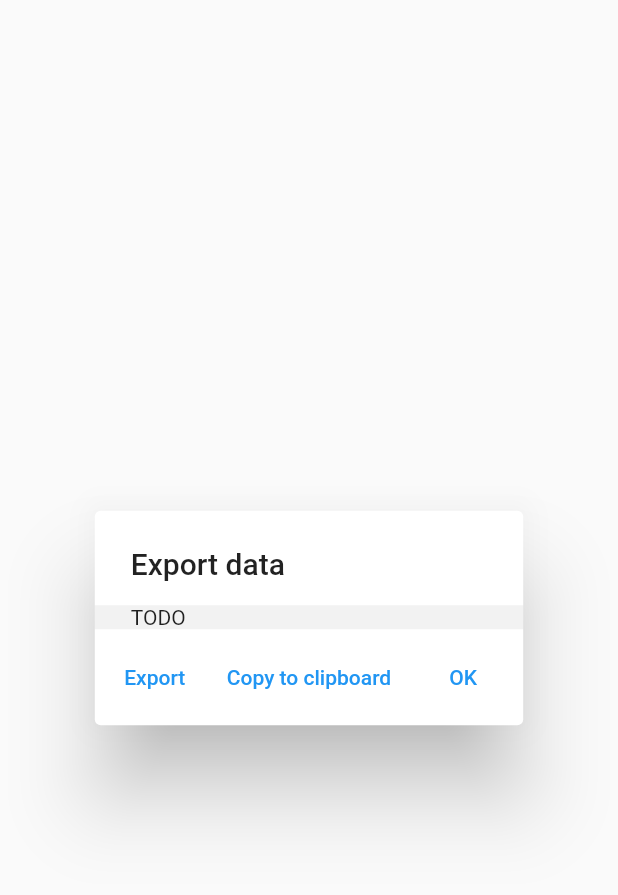
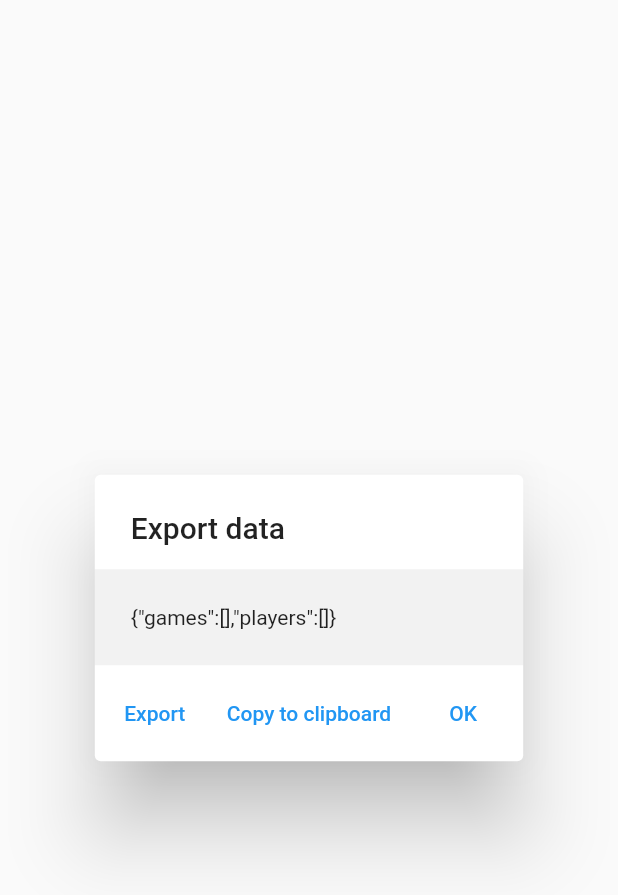
Before and after one commit to wietsebuseyne/CatanMaster, a Flutter app: the ExportDataDialog widget shown alone on an empty page, opened directly, on a phone screen of 412 x 824 dp. Shown: the top 895 px of the screen. Run offline on Flutter 3.47's test engine with Material 2 defaults, Android fonts, the phone set to English and light mode, and no system bars; our stand-ins replace bloc, dartz, datetime_picker_formfield, equatable, flutter_bloc, fluttertoast and 3 more; missing offline and left inert: flutter_polygon; accounts and stored records are empty.

Commit message:
export data dialog

```diff
--- a/lib/feature/export_import/data/export_json_dto.dart
+++ b/lib/feature/export_import/data/export_json_dto.dart
@@ -5,16 +5,15 @@ import 'package:json_annotation/json_annotation.dart';
 part 'export_json_dto.g.dart';
 
 @JsonSerializable(explicitToJson: true)
-class ExportJsonDto {
-
-  int? version;
+class ExportJsonDtoV1 {
+  int get version => 1;
 
   List<GameDto>? games;
   List<PlayerDto>? players;
 
-  ExportJsonDto({this.version, this.games, this.players});
+  ExportJsonDtoV1({this.games, this.players});
 
-  factory ExportJsonDto.fromJson(Map<String, dynamic> json) => _$ExportJsonDtoFromJson(json);
+  factory ExportJsonDtoV1.fromJson(Map<String, dynamic> json) => _$ExportJsonDtoV1FromJson(json);
 
-  Map<String, dynamic> toJson() => _$ExportJsonDtoToJson(this);
+  Map<String, dynamic> toJson() => _$ExportJsonDtoV1ToJson(this);
 }
--- /dev/null
+++ b/lib/feature/export_import/data/export_repository.dart
@@ -0,0 +1,26 @@
+import 'dart:async';
+import 'dart:convert';
+
+import 'package:catan_master/core/failures.dart';
+import 'package:catan_master/data/games/game_datasource.dart';
+import 'package:catan_master/data/players/player_datasource.dart';
+import 'package:catan_master/feature/export_import/data/export_json_dto.dart';
+import 'package:catan_master/feature/export_import/domain/export_repository.dart';
+import 'package:dartz/dartz.dart';
+
+class DefaultExportRepository extends ExportRepository {
+  final PlayerDatasource playerDatasource;
+  final GameDatasource gameDatasource;
+
+  DefaultExportRepository({required this.playerDatasource, required this.gameDatasource});
+
+  @override
+  Future<Either<Failure, String>> exportData() async {
+    final players = await playerDatasource.getPlayers();
+    final games = await gameDatasource.getGames();
+
+    final ExportJsonDtoV1 export = ExportJsonDtoV1(games: games, players: players);
+
+    return Right(jsonEncode(export.toJson()));
+  }
+}
--- a/lib/feature/export_import/domain/export_repository.dart
+++ b/lib/feature/export_import/domain/export_repository.dart
@@ -1,9 +1,8 @@
+import 'dart:async';
+
 import 'package:catan_master/core/failures.dart';
 import 'package:dartz/dartz.dart';
-import 'dart:async';
 
 abstract class ExportRepository {
-
   Future<Either<Failure, String>> exportData();
-
 }
--- a/lib/feature/export_import/presentation/bloc/export_bloc.dart
+++ b/lib/feature/export_import/presentation/bloc/export_bloc.dart
@@ -1,14 +1,22 @@
 import 'package:bloc/bloc.dart';
+import 'package:catan_master/core/core.dart';
+import 'package:catan_master/feature/export_import/domain/export_repository.dart';
 import 'package:equatable/equatable.dart';
 import 'package:flutter/services.dart';
 
 part 'export_event.dart';
-
 part 'export_state.dart';
 
-class ExportBloc extends Bloc<void, ExportState> {
-  ExportBloc() : super(const ExportLoading()) {
-    on<ExternalExportEvent>((event, emit) {});
+class ExportBloc extends Bloc<ExportEvent, ExportState> {
+  final ExportRepository repository;
+
+  ExportBloc({required this.repository}) : super(const ExportLoading()) {
+    on<_Init>((event, emit) async {
+      (await repository.exportData()).fold(
+        (failure) => emit(ExportError(failure: failure)),
+        (r) => emit(ExportDataLoaded(data: r)),
+      );
+    });
 
     on<CopyToClipboardExportEvent>((event, emit) {
       final s = state;
@@ -16,5 +24,7 @@ class ExportBloc extends Bloc<void, ExportState> {
         Clipboard.setData(ClipboardData(text: s.data));
       }
     });
+
+    add(const _Init());
   }
 }
--- a/lib/feature/export_import/presentation/bloc/export_event.dart
+++ b/lib/feature/export_import/presentation/bloc/export_event.dart
@@ -4,13 +4,12 @@ abstract class ExportEvent extends Equatable {
   const ExportEvent();
 }
 
-class ExternalExportEvent extends ExportEvent {
-  const ExternalExportEvent();
+class _Init extends ExportEvent {
+  const _Init();
 
   @override
   List<Object?> get props => [];
 }
-
 
 class CopyToClipboardExportEvent extends ExportEvent {
   const CopyToClipboardExportEvent();
--- a/lib/feature/export_import/presentation/bloc/export_state.dart
+++ b/lib/feature/export_import/presentation/bloc/export_state.dart
@@ -19,3 +19,12 @@ class ExportDataLoaded extends ExportState {
   @override
   List<Object> get props => [data];
 }
+
+class ExportError extends ExportState {
+  final Failure failure;
+
+  const ExportError({required this.failure});
+
+  @override
+  List<Object> get props => [failure];
+}
--- a/lib/feature/export_import/presentation/export_data_dialog.dart
+++ b/lib/feature/export_import/presentation/export_data_dialog.dart
@@ -1,14 +1,21 @@
 import 'dart:ui';
 
+import 'package:catan_master/data/games/game_datasource.dart';
+import 'package:catan_master/data/players/player_datasource.dart';
+import 'package:catan_master/feature/export_import/data/export_repository.dart';
+import 'package:catan_master/feature/export_import/domain/export_repository.dart';
 import 'package:catan_master/feature/export_import/presentation/bloc/export_bloc.dart';
 import 'package:flutter/material.dart';
 import 'package:flutter_bloc/flutter_bloc.dart';
+import 'package:share_plus/share_plus.dart';
 
 class ExportDataDialog extends StatelessWidget {
   const ExportDataDialog({Key? key}) : super(key: key);
 
   @override
   Widget build(BuildContext context) {
+    return ExportDataProviders(
+      child: Builder(builder: (context) {
         return AlertDialog(
           title: const Text('Export data'),
           contentPadding: const EdgeInsets.only(top: 16.0),
@@ -23,28 +30,62 @@ class ExportDataDialog extends StatelessWidget {
               isAlwaysShown: true,
               child: SingleChildScrollView(
                 child: Padding(
-              padding: const EdgeInsets.fromLTRB(24.0, 0.0, 24.0, 0.0),
-              child: Text('TODO'),
+                  padding: const EdgeInsets.all(24.0),
+                  child: BlocBuilder<ExportBloc, ExportState>(
+                    builder: (context, state) {
+                      if (state is ExportLoading) {
+                        return const Center(child: CircularProgressIndicator());
+                      } else if (state is ExportError) {
+                        return Text('Failure: ${state.failure.toString()}');
+                      } else if (state is ExportDataLoaded) {
+                        return Text(state.data);
+                      }
+                      throw StateError('unknown state $state');
+                    },
+                  ),
                 ),
               ),
             ),
           ),
           actions: [
-        TextButton(onPressed: () {}, child: Text('Export')),
-        TextButton(onPressed: () {}, child: Text('Copy to clipboard')),
-        TextButton(onPressed: () {}, child: Text('OK')),
+            BlocBuilder<ExportBloc, ExportState>(
+              builder: (context, state) {
+                return TextButton(
+                  onPressed: state is! ExportDataLoaded ? null : () => Share.share(state.data),
+                  child: const Text('Export'),
+                );
+              },
+            ),
+            TextButton(
+              onPressed: () => context.read<ExportBloc>().add(const CopyToClipboardExportEvent()),
+              child: const Text('Copy to clipboard'),
+            ),
+            TextButton(onPressed: () => Navigator.of(context).pop(), child: const Text('OK')),
           ],
+        );
+      }),
     );
   }
 }
 
 class ExportDataProviders extends StatelessWidget {
-  const ExportDataProviders({Key? key}) : super(key: key);
+  final Widget child;
+
+  const ExportDataProviders({Key? key, required this.child}) : super(key: key);
 
   @override
   Widget build(BuildContext context) {
-    return BlocProvider<ExportBloc>(
-      create: (BuildContext context) => ExportBloc(),
+    return RepositoryProvider<ExportRepository>(
+      create: (context) => DefaultExportRepository(
+        playerDatasource: context.read<PlayerDatasource>(),
+        gameDatasource: context.read<GameDatasource>(),
+      ),
+      child: Builder(
+        builder: (context) => BlocProvider<ExportBloc>(
+          create: (BuildContext context) => ExportBloc(repository: context.read<ExportRepository>()),
+          child: child,
+        ),
+      ),
     );
   }
 }
--- a/lib/presentation/core/catan_master_repository_provider.dart
+++ b/lib/presentation/core/catan_master_repository_provider.dart
@@ -1,7 +1,9 @@
+import 'package:catan_master/data/games/game_datasource.dart';
 import 'package:catan_master/data/games/game_dtos.dart';
 import 'package:catan_master/data/games/game_repository.dart';
 import 'package:catan_master/data/games/hive_game_datasource.dart';
 import 'package:catan_master/data/players/hive_player_datasource.dart';
+import 'package:catan_master/data/players/player_datasource.dart';
 import 'package:catan_master/data/players/player_dtos.dart';
 import 'package:catan_master/data/players/player_repository.dart';
 import 'package:catan_master/domain/games/game_repository.dart';
@@ -38,17 +40,21 @@ class CatanMasterLocalRepositoryProvider extends StatelessWidget {
           Box<GameDto> gameBox = data[1] as Box<GameDto>;
           return MultiProvider(
             providers: [
+              Provider<PlayerDatasource>(
+                create: (context) => HivePlayerDatasource(playerBox),
+              ),
+              Provider<GameDatasource>(
+                create: (context) => HiveGameDatasource(gameBox),
+              ),
               Provider<PlayerRepository>(
                 create: (BuildContext context) {
-                  return CachedPlayerRepository(
-                    HivePlayerDatasource(playerBox),
-                  );
+                  return CachedPlayerRepository(context.read<PlayerDatasource>());
                 },
               ),
               ProxyProvider<PlayerRepository, GameRepository>(
                 update: (context, playerRepo, gameRepo) {
                   return CachedGameRepository(
-                    gameDatasource: HiveGameDatasource(gameBox),
+                    gameDatasource: context.read<GameDatasource>(),
                     playerRepository: playerRepo,
                   );
                 },
--- a/pubspec.yaml
+++ b/pubspec.yaml
@@ -18,6 +18,7 @@ dependencies:
   json_annotation: ^4.3.0
   provider: ^6.0.1
   collection: ^1.15.0
+  share_plus: ^3.0.4
 
 dev_dependencies:
   build_runner:
```
Also changed, not shown: lib/feature/export_import/data/export_json_dto.g.dart (added), pubspec.lock, 2 other files. Lines whose indentation alone changed are shown as unchanged.
